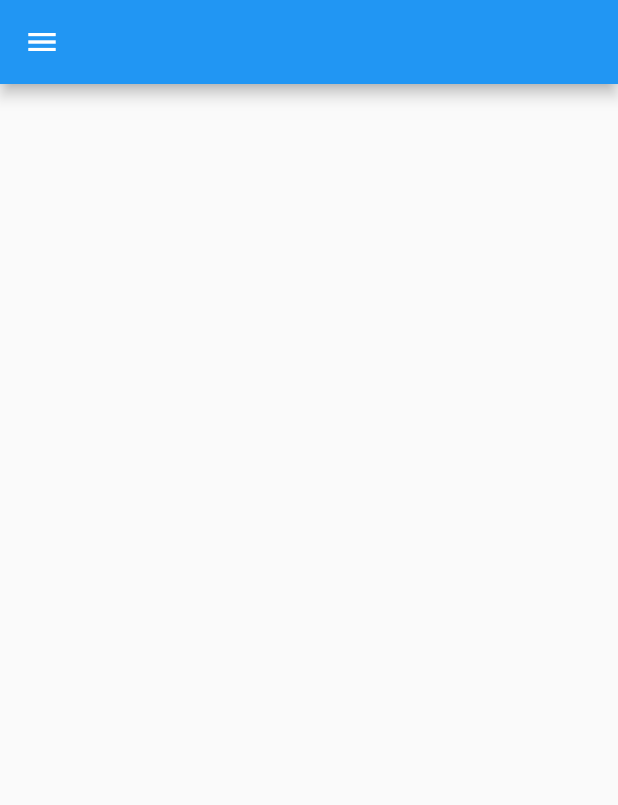
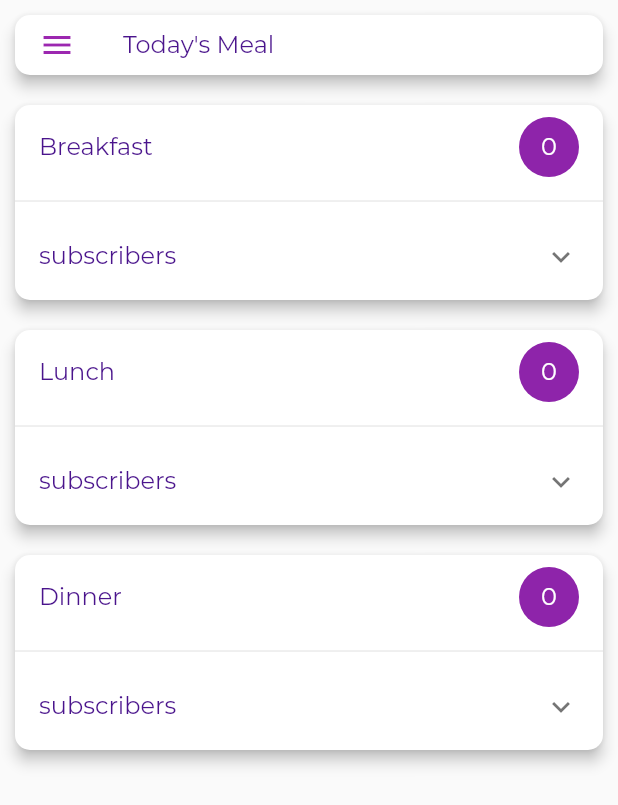
Before and after one commit to prism97/Mess-Meal-Management-Flutter, a Flutter app: the MealListScreen screen opened by its route, on a phone screen of 412 x 824 dp. Shown: the top 805 px of the screen. Run offline on Flutter 3.47's test engine with Material 2 defaults, Android fonts, the phone set to English and light mode, and no system bars; our stand-ins replace cloud_firestore, email_validator, firebase_auth, flutter_spinkit, font_awesome_flutter, shared_preferences and 1 more; accounts and stored records are empty; project files that could hold a hidden picture were left out.

Commit message:
meal_list_screen ui done, issues in logout

```diff
--- a/lib/constants/colors.dart
+++ b/lib/constants/colors.dart
@@ -2,6 +2,7 @@ import 'package:flutter/material.dart';
 
 const primaryColorDark = Color(0xFF4A148C);
 const primaryColorLight = Color(0xFF8E24AA);
+const accentColor = Colors.purple;
 
 const kBackgroundGradient = LinearGradient(
   colors: [
--- a/lib/screens/meal_list_screen.dart
+++ b/lib/screens/meal_list_screen.dart
@@ -1,17 +1,116 @@
 import 'package:flutter/material.dart';
+import 'package:flutter_spinkit/flutter_spinkit.dart';
+import 'package:mess_meal/constants/colors.dart';
+import 'package:mess_meal/constants/numbers.dart';
+import 'package:mess_meal/services/auth.dart';
+import 'package:mess_meal/services/database.dart';
+import 'package:mess_meal/widgets/custom_app_bar.dart';
+import 'package:mess_meal/widgets/loading.dart';
 import 'package:mess_meal/widgets/nav_drawer.dart';
 
-class MealListScreen extends StatelessWidget {
+class MealListScreen extends StatefulWidget {
   static const String id = 'meal_list_screen';
 
   @override
+  _MealListScreenState createState() => _MealListScreenState();
+}
+
+class _MealListScreenState extends State<MealListScreen> {
+  List<String> _breakfast;
+  List<String> _lunch;
+  List<String> _dinner;
+  bool loading = true;
+
+  Future<void> fetchMealData() async {
+    final String _uid = await AuthService().getCurrentUserId();
+    final db = DatabaseService(uid: _uid);
+    _breakfast = await db.mealTakers('breakfast');
+    _lunch = await db.mealTakers('lunch');
+    _dinner = await db.mealTakers('dinner'); // TODO: not loading
+    return;
+  }
+
+  @override
+  void initState() {
+    super.initState();
+    fetchMealData().whenComplete(() {
+      setState(() {
+        loading = false;
+      });
+    });
+  }
+
+  @override
   Widget build(BuildContext context) {
-    return Scaffold(
-      drawer: NavDrawer(
-        currentRoute: id,
+    return loading
+        ? Loading()
+        : Scaffold(
+            drawer: NavDrawer(
+              currentRoute: MealListScreen.id,
+            ),
+            appBar: CustomAppBar(title: 'Today\'s Meal'),
+            body: (_breakfast == null || _lunch == null || _dinner == null)
+                ? SpinKitCircle(color: primaryColorDark)
+                : SingleChildScrollView(
+                    child: Column(
+                      children: <Widget>[
+                        MealListCard(
+                          mealName: 'Breakfast',
+                          users: _breakfast,
+                        ),
+                        MealListCard(
+                          users: _lunch,
+                          mealName: 'Lunch',
+                        ),
+                        MealListCard(
+                          users: _dinner,
+                          mealName: 'Dinner',
+                        ),
+                      ],
+                    ),
+                  ),
+          );
+  }
+}
+
+class MealListCard extends StatelessWidget {
+  final List<String> users;
+  final String mealName;
+
+  const MealListCard({@required this.users, @required this.mealName});
+
+  @override
+  Widget build(BuildContext context) {
+    return Card(
+      margin: EdgeInsets.all(10.0),
+      elevation: kElevation,
+      shape: RoundedRectangleBorder(
+          borderRadius: BorderRadius.circular(kBorderRadius)),
+      child: Column(
+        children: <Widget>[
+          ListTile(
+            title: Text(
+              mealName,
+              style: Theme.of(context).textTheme.body1,
+            ),
+            trailing: CircleAvatar(
+              backgroundColor: primaryColorLight,
+              foregroundColor: Colors.white,
+              child: Text(
+                users.length.toString(),
+              ),
+            ),
+          ),
+          Divider(),
+          ExpansionTile(
+            title: Text(
+              'subscribers',
+              style: Theme.of(context).textTheme.body1,
+            ),
+            children: users.map((user) => Text(user)).toList(),
+          ),
+        ],
       ),
-      appBar: AppBar(),
-      body: Container(),
     );
   }
 }
--- a/pubspec.yaml
+++ b/pubspec.yaml
@@ -30,6 +30,8 @@ dependencies:
   provider: ^4.0.2
   firebase_auth: ^0.15.4
   cloud_firestore: ^0.13.0+1
+  firebase_core: ^0.4.3+3
+  flutter_spinkit: ^4.1.1+1
 
 dev_dependencies:
   flutter_test:
```
Also changed, not shown: lib/services/database.dart (+31 -0 lines), lib/widgets/loading.dart (added, +18 -0 lines), lib/widgets/nav_drawer.dart (+7 -5 lines), pubspec.lock.
